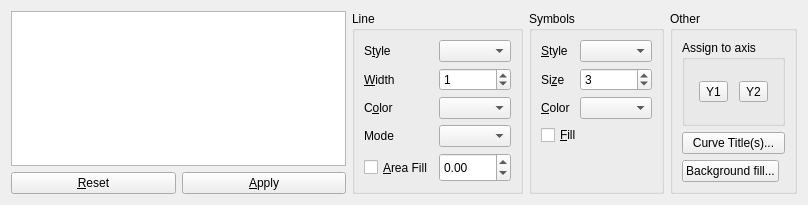
The window that lib/taurus/qt/qtgui/extra_pyqtgraph/ui/CurvesAppearanceChooser.ui (taurus-org/taurus) describes before a commit, drawn with Qt 5.
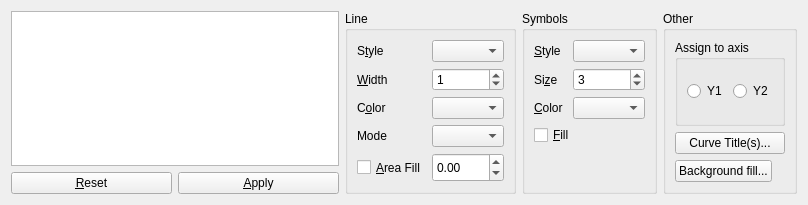
The same window after the commit.

Patch:
```diff
--- a/lib/taurus/qt/qtgui/extra_pyqtgraph/ui/CurvesAppearanceChooser.ui
+++ b/lib/taurus/qt/qtgui/extra_pyqtgraph/ui/CurvesAppearanceChooser.ui
@@ -40,7 +40,7 @@
         <enum>QAbstractItemView::ExtendedSelection</enum>
        </property>
        <property name="sortingEnabled">
-        <bool>true</bool>
+        <bool>false</bool>
        </property>
       </widget>
      </item>
@@ -281,7 +281,7 @@
         </property>
         <layout class="QHBoxLayout">
          <item>
-          <widget class="QToolButton" name="assignToY1BT">
+          <widget class="QRadioButton" name="assignToY1BT">
            <property name="toolTip">
             <string>&lt;html&gt;&lt;head&gt;&lt;meta name=&quot;qrichtext&quot; content=&quot;1&quot; /&gt;&lt;style type=&quot;text/css&quot;&gt;
 p, li { white-space: pre-wrap; }
@@ -294,7 +294,7 @@
           </widget>
          </item>
          <item>
-          <widget class="QToolButton" name="assignToY2BT">
+          <widget class="QRadioButton" name="assignToY2BT">
            <property name="toolTip">
             <string>&lt;html&gt;&lt;head&gt;&lt;meta name=&quot;qrichtext&quot; content=&quot;1&quot; /&gt;&lt;style type=&quot;text/css&quot;&gt;
 p, li { white-space: pre-wrap; }
```
Left out of the diff: 176 changed lines with no effect on the pictures.
